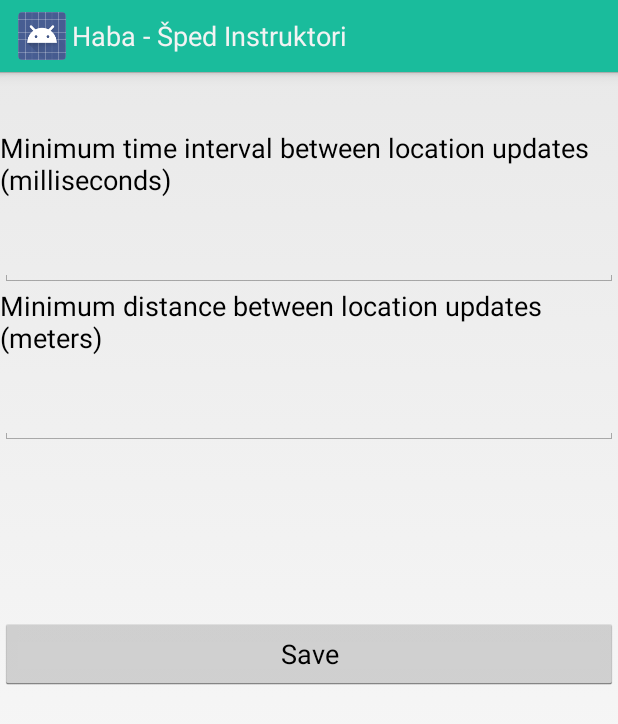
After one commit to harisbaljic/autoskola, an Android app: the layout fragment_settings.xml on its own in the app's theme, with its tools: preview values and no code run, on a phone screen of 412 x 824 dp. The commit adds this screen. Shown: the top 724 px of the screen. Run offline under Robolectric (Android 15) with nearby library versions, the phone set to English and light mode, and no system bars.

Commit message:
Settings

```diff
--- /dev/null
+++ b/app/src/main/res/layout/fragment_settings.xml
@@ -0,0 +1,68 @@
+<?xml version="1.0" encoding="utf-8"?>
+<RelativeLayout xmlns:android="http://schemas.android.com/apk/res/android"
+    android:layout_width="match_parent"
+    android:layout_height="match_parent">
+
+
+    <TextView
+        android:layout_width="wrap_content"
+        android:layout_height="wrap_content"
+        android:textAppearance="?android:attr/textAppearanceMedium"
+        android:text="Minimum time interval between location updates (milliseconds)"
+        android:id="@+id/textView"
+        android:layout_alignParentTop="true"
+        android:layout_alignParentLeft="true"
+        android:layout_alignParentStart="true"
+        android:layout_marginTop="38dp"
+        android:layout_alignParentRight="true"
+        android:layout_alignParentEnd="true" />
+
+    <EditText
+        android:layout_marginTop="20dp"
+        android:layout_width="wrap_content"
+        android:layout_height="wrap_content"
+        android:inputType="number"
+        android:ems="10"
+        android:id="@+id/txtMinTime"
+        android:layout_below="@+id/textView"
+        android:layout_alignParentLeft="true"
+        android:layout_alignParentStart="true"
+        android:layout_alignParentRight="true"
+        android:layout_alignParentEnd="true" />
+
+    <TextView
+        android:layout_width="wrap_content"
+        android:layout_height="wrap_content"
+        android:textAppearance="?android:attr/textAppearanceMedium"
+        android:text="Minimum distance between location updates (meters)"
+        android:id="@+id/textView2"
+        android:layout_below="@+id/txtMinTime"
+        android:layout_alignParentLeft="true"
+        android:layout_alignParentStart="true"
+        android:layout_alignParentRight="true"
+        android:layout_alignParentEnd="true" />
+
+    <EditText
+        android:layout_marginTop="20dp"
+        android:layout_width="wrap_content"
+        android:layout_height="wrap_content"
+        android:inputType="number"
+        android:ems="10"
+        android:id="@+id/txtMinDistance"
+        android:layout_below="@+id/textView2"
+        android:layout_alignParentLeft="true"
+        android:layout_alignParentStart="true"
+        android:layout_alignParentRight="true"
+        android:layout_alignParentEnd="true" />
+
+    <Button
+        android:layout_width="wrap_content"
+        android:layout_height="wrap_content"
+        android:text="Save"
+        android:id="@+id/btnSaveSettings"
+        android:layout_centerVertical="true"
+        android:layout_alignParentRight="true"
+        android:layout_alignParentEnd="true"
+        android:layout_alignParentLeft="true"
+        android:layout_alignParentStart="true" />
+</RelativeLayout>
```
Also changed, not shown: app/src/main/java/com/autoskola/instruktori/fragments/FragmentSettings.java (added, +69 -0 lines), app/src/main/java/com/autoskola/instruktori/gps/GpsTask.java (+57 -6 lines), app/src/main/java/com/autoskola/instruktori/ui/MainActivity2.java (+10 -3 lines).
